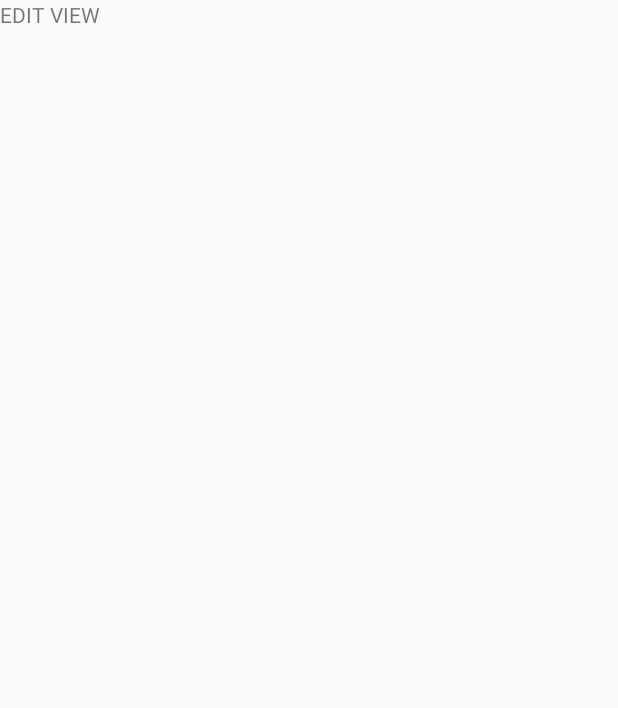
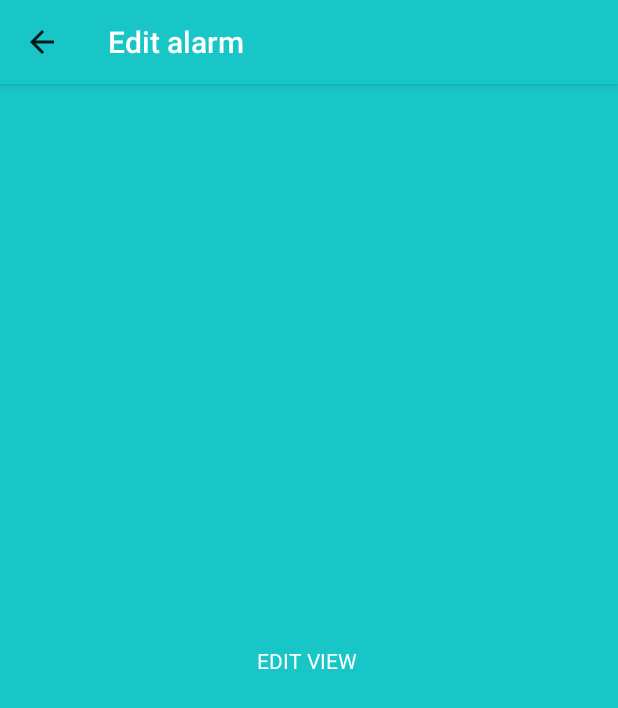
Before and after one commit to zex97/sleepphase, an Android app: the EditAlarmActivity screen opened directly, with no data from a screen before it, on a phone screen of 412 x 824 dp. Before the commit the part shown is almost empty. Shown: the top 708 px of the screen. Run offline under Robolectric (Android 15) with nearby library versions, the phone set to English and light mode, and no system bars.

Commit message:
Added back navigation from edit alarm view.

```diff
--- a/app/src/main/java/com/mse/group1/sleepphase/EditAlarmActivity.java
+++ b/app/src/main/java/com/mse/group1/sleepphase/EditAlarmActivity.java
@@ -1,8 +1,14 @@
 package com.mse.group1.sleepphase;
 
 import android.content.Intent;
+import android.text.Html;
+import android.view.MenuItem;
+import android.view.Window;
+import androidx.appcompat.app.ActionBar;
+import android.os.Bundle;
 import androidx.appcompat.app.AppCompatActivity;
-import android.os.Bundle;
+import androidx.core.text.HtmlCompat;
+import androidx.core.view.WindowCompat;
 
 public class EditAlarmActivity extends AppCompatActivity {
 
@@ -13,10 +19,19 @@ public class EditAlarmActivity extends AppCompatActivity {
         super.onCreate(savedInstanceState);
         setContentView(R.layout.activity_edit_alarm);
 
+        ActionBar actionBar = getSupportActionBar();
+        actionBar.setDisplayHomeAsUpEnabled(true);
+        actionBar.setTitle(Html.fromHtml("<font color=\"#ffffff\">" + "Edit alarm" + "</font>", Html.FROM_HTML_MODE_LEGACY));
+
         Intent intent = getIntent();
         int alarmId = -2;
         if (intent != null) {
             alarmId = intent.getIntExtra(ALARM_ID_KEY, -1);
         }
     }
+
+    public boolean onOptionsItemSelected(MenuItem item){
+        finish();
+        return true;
+    }
 }
--- a/app/src/main/java/com/mse/group1/sleepphase/MainActivity.java
+++ b/app/src/main/java/com/mse/group1/sleepphase/MainActivity.java
@@ -1,6 +1,8 @@
 package com.mse.group1.sleepphase;
 
 import android.os.Bundle;
+import android.view.Window;
+import android.view.WindowManager;
 import androidx.annotation.NonNull;
 import androidx.viewpager.widget.ViewPager;
 import com.google.android.material.bottomnavigation.BottomNavigationView;
--- a/app/src/main/res/layout/activity_edit_alarm.xml
+++ b/app/src/main/res/layout/activity_edit_alarm.xml
@@ -5,11 +5,15 @@
         xmlns:app="http://schemas.android.com/apk/res-auto"
         android:layout_width="match_parent"
         android:layout_height="match_parent"
-        tools:context=".EditAlarmActivity">
+        tools:context=".EditAlarmActivity"
+        android:background="@color/colorPrimary">
 
     <TextView
             android:text="EDIT VIEW "
             android:layout_width="wrap_content"
-            android:layout_height="wrap_content" tools:layout_editor_absoluteY="355dp"
-            tools:layout_editor_absoluteX="160dp" android:id="@+id/textView"/>
+            android:layout_height="wrap_content"
+            android:id="@+id/textView" app:layout_constraintStart_toStartOf="parent" android:layout_marginStart="8dp"
+            app:layout_constraintEnd_toEndOf="parent" android:layout_marginEnd="8dp" android:layout_marginTop="8dp"
+            app:layout_constraintTop_toTopOf="parent" android:layout_marginBottom="8dp"
+            app:layout_constraintBottom_toBottomOf="parent"/>
 </androidx.constraintlayout.widget.ConstraintLayout>
--- a/app/src/main/res/values/styles.xml
+++ b/app/src/main/res/values/styles.xml
@@ -1,8 +1,16 @@
 <resources>
 
     <!-- Base application theme. -->
-    <style name="AppTheme" parent="Theme.AppCompat.Light.NoActionBar">
+    <style name="AppTheme" parent="Theme.AppCompat.Light">
         <!-- Customize your theme here. -->
+        <item name="colorPrimary">@color/colorPrimary</item>
+        <item name="colorPrimaryDark">@color/colorPrimaryDark</item>
+        <item name="android:textColor">@color/colorWhite</item>
+        <item name="android:titleTextColor">@color/colorWhite</item>
+        <item name="android:titleTextStyle">@color/colorWhite</item>
+    </style>
+
+    <style name="AppThemeNoTitle" parent="Theme.AppCompat.Light.NoActionBar">
         <item name="colorPrimary">@color/colorPrimary</item>
         <item name="colorPrimaryDark">@color/colorPrimaryDark</item>
     </style>
```
Also changed, not shown: app/src/main/AndroidManifest.xml (+5 -3 lines).
